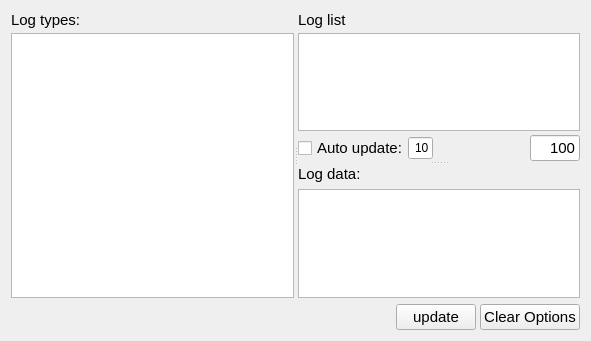
Qt form ccs/widget/CNodeLogWidget.ui (bisegni/chaosframework) before a commit.
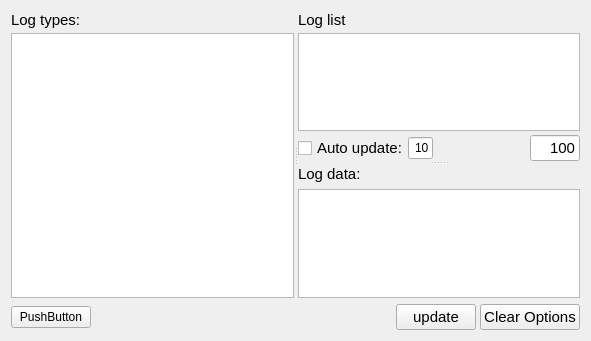
The same form after that commit.

Commit message: changed the storage type widget to use the new push button with state

Patch:
```diff
--- a/ccs/widget/CNodeLogWidget.ui
+++ b/ccs/widget/CNodeLogWidget.ui
@@ -241,10 +241,20 @@
     </widget>
    </item>
    <item>
-    <layout class="QHBoxLayout" name="horizontalLayout_5" stretch="1,0,0">
+    <layout class="QHBoxLayout" name="horizontalLayout_5" stretch="0,1,0,0">
      <property name="spacing">
       <number>4</number>
      </property>
+     <item>
+      <widget class="QPushButton" name="pushButton">
+       <property name="text">
+        <string>PushButton</string>
+       </property>
+       <property name="autoExclusive">
+        <bool>false</bool>
+       </property>
+      </widget>
+     </item>
      <item>
       <spacer name="horizontalSpacer_3">
        <property name="orientation">
```
The commit also changes 7 other files.
